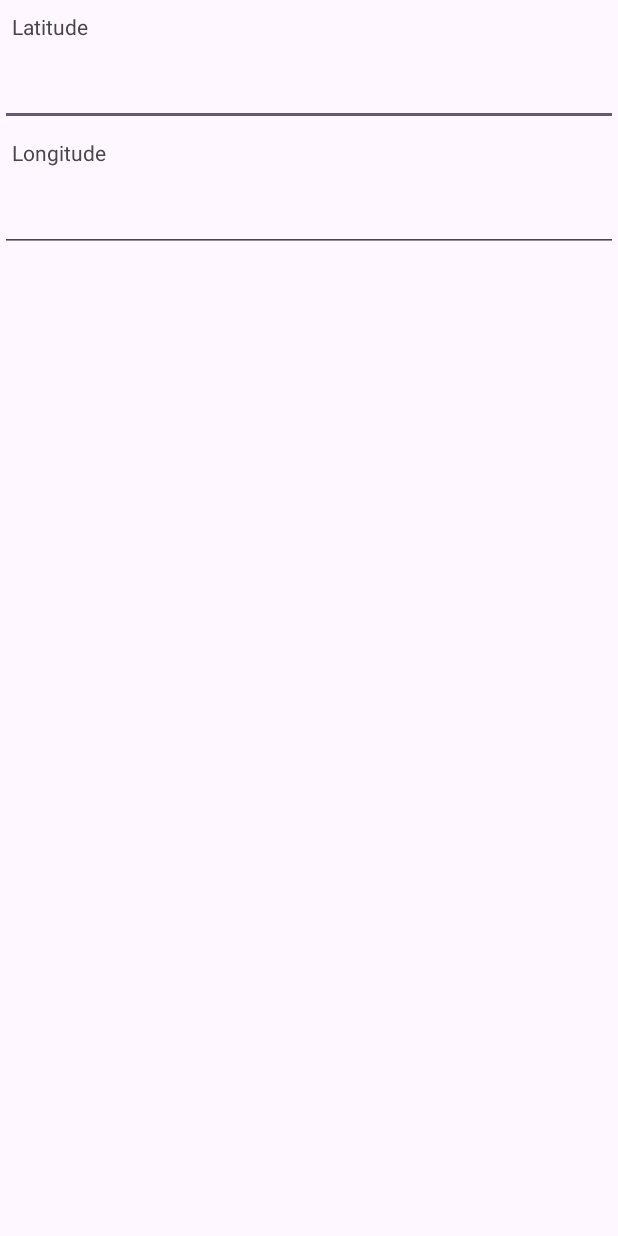
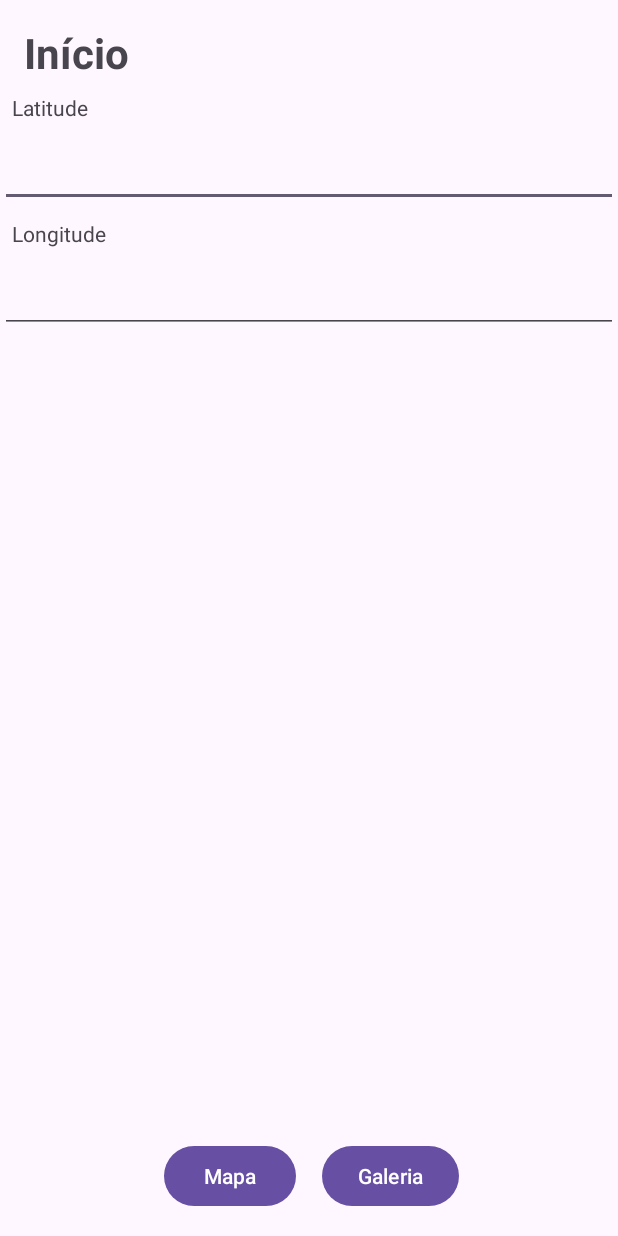
Before and after one commit to finattttto/pm26s-project1, an Android app: the screen it shows after launch (MainActivity), on a phone screen of 412 x 824 dp. Run offline under Robolectric (Android 15) with nearby library versions, the light colour scheme and no system bars.

Commit message:
Ajustes 23-10-2024

```diff
--- a/app/src/main/AndroidManifest.xml
+++ b/app/src/main/AndroidManifest.xml
@@ -16,6 +16,12 @@
         android:theme="@style/Theme.RegistroTuristico"
         tools:targetApi="31">
         <activity
+            android:name=".GaleryActivity"
+            android:exported="false" />
+        <activity
+            android:name=".MapsActivity"
+            android:exported="false" />
+        <activity
             android:name=".MainActivity"
             android:exported="true">
             <intent-filter>
--- a/app/src/main/java/com/example/registroturistico/MainActivity.kt
+++ b/app/src/main/java/com/example/registroturistico/MainActivity.kt
@@ -2,14 +2,18 @@
 
 import android.Manifest
 import android.content.Context
+import android.content.Intent
 import android.content.pm.PackageManager
 import android.location.Location
 import android.location.LocationListener
 import android.location.LocationManager
 import android.os.Bundle
+import android.widget.Button
 import android.widget.TextView
 import androidx.appcompat.app.AppCompatActivity
 import androidx.core.app.ActivityCompat
+
+private const val LOCATION_PERMISSION_REQUEST_CODE = 1
 
 class MainActivity : AppCompatActivity(), LocationListener {
 
@@ -18,14 +22,26 @@
 
     private lateinit var locationManager : LocationManager
 
+    private lateinit var btnGoToMaps: Button
+
     override fun onCreate(savedInstanceState: Bundle?) {
         super.onCreate(savedInstanceState)
         setContentView(R.layout.activity_main)
 
-        tvLatitude = findViewById( R.id.tvLatitude )
-        tvLongitude = findViewById( R.id.tvLongitude )
+        tvLatitude = findViewById( R.id.etLatitude )
+        tvLongitude = findViewById( R.id.etLongitude )
 
         locationManager = getSystemService( Context.LOCATION_SERVICE ) as LocationManager
+
+
+        ActivityCompat.requestPermissions(
+            this,
+            arrayOf(
+                Manifest.permission.ACCESS_FINE_LOCATION,
+                Manifest.permission.ACCESS_COARSE_LOCATION
+            ),
+            LOCATION_PERMISSION_REQUEST_CODE
+        )
 
         if (ActivityCompat.checkSelfPermission(
                 this,
@@ -35,18 +51,18 @@
                 Manifest.permission.ACCESS_COARSE_LOCATION
             ) != PackageManager.PERMISSION_GRANTED
         ) {
-            // TODO: Consider calling
-            //    ActivityCompat#requestPermissions
-            // here to request the missing permissions, and then overriding
-            //   public void onRequestPermissionsResult(int requestCode, String[] permissions,
-            //                                          int[] grantResults)
-            // to handle the case where the user grants the permission. See the documentation
-            // for ActivityCompat#requestPermissions for more details.
-            return
+            return;
+        } else {
+            locationManager.requestLocationUpdates( LocationManager.NETWORK_PROVIDER,
+                0, 0f, this );
         }
 
-        locationManager.requestLocationUpdates( LocationManager.NETWORK_PROVIDER,
-            0, 0f, this )
+        btnGoToMaps = findViewById(R.id.btnGoToMaps)
+
+        btnGoToMaps.setOnClickListener {
+            val intent = Intent(this, MapsActivity::class.java)
+            startActivity(intent)
+        }
 
     }
 
--- a/app/src/main/res/layout/activity_main.xml
+++ b/app/src/main/res/layout/activity_main.xml
@@ -8,13 +8,25 @@
     tools:context=".MainActivity">
 
     <TextView
+        android:id="@+id/tvTitle"
+        android:layout_width="wrap_content"
+        android:layout_height="wrap_content"
+        android:text="Início"
+        android:textSize="28sp"
+        android:textStyle="bold"
+        android:paddingStart="16dp"
+        app:layout_constraintStart_toStartOf="parent"
+        app:layout_constraintTop_toTopOf="parent"
+        android:layout_marginTop="16dp" />
+
+    <TextView
         android:id="@+id/tvLatitude"
         android:layout_width="wrap_content"
         android:layout_height="wrap_content"
         android:text="Latitude"
         android:padding="8dp"
         app:layout_constraintStart_toStartOf="parent"
-        app:layout_constraintTop_toTopOf="parent"/>
+        app:layout_constraintTop_toBottomOf="@id/tvTitle"/>
 
     <EditText
         android:id="@+id/etLatitude"
@@ -47,5 +59,25 @@
         android:textColorHint="#0D6E63"
         android:importantForAutofill="no" />
 
+    <Button
+        android:id="@+id/btnGoToMaps"
+        android:layout_width="wrap_content"
+        android:layout_height="wrap_content"
+        android:text="@string/mapa"
+        app:layout_constraintStart_toStartOf="parent"
+        app:layout_constraintEnd_toEndOf="@id/btnGoToGalery"
+        app:layout_constraintBottom_toBottomOf="parent"
+        android:layout_marginBottom="16dp" />
+
+    <Button
+        android:id="@+id/btnGoToGalery"
+        android:layout_width="wrap_content"
+        android:layout_height="wrap_content"
+        android:text="@string/galeria"
+        app:layout_constraintStart_toStartOf="@id/btnGoToMaps"
+        app:layout_constraintEnd_toEndOf="parent"
+        app:layout_constraintBottom_toBottomOf="parent"
+        android:layout_marginBottom="16dp" />
+
 
 </androidx.constraintlayout.widget.ConstraintLayout>
--- a/app/src/main/res/values/strings.xml
+++ b/app/src/main/res/values/strings.xml
@@ -1,3 +1,5 @@
 <resources>
     <string name="app_name">Registro Turistico</string>
+    <string name="mapa">Mapa</string>
+    <string name="galeria">Galeria</string>
 </resources>
--- a/gradle/libs.versions.toml
+++ b/gradle/libs.versions.toml
@@ -1,5 +1,5 @@
 [versions]
-agp = "8.6.0"
+agp = "8.5.1"
 kotlin = "1.9.0"
 coreKtx = "1.13.1"
 junit = "4.13.2"
```
Also changed, not shown: app/src/main/java/com/example/registroturistico/GaleryActivity.kt (added, +20 -0 lines), app/src/main/java/com/example/registroturistico/MapsActivity.kt (added, +20 -0 lines), app/src/main/res/layout/activity_galery.xml (added, +10 -0 lines), app/src/main/res/layout/activity_maps.xml (added, +22 -0 lines).
